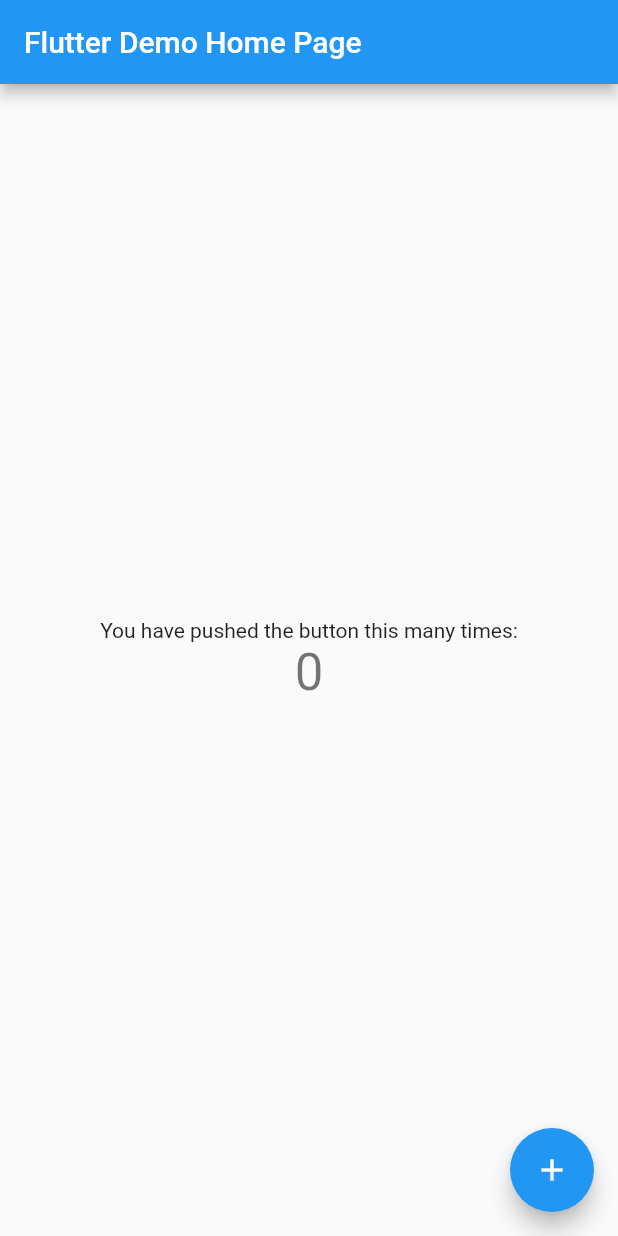
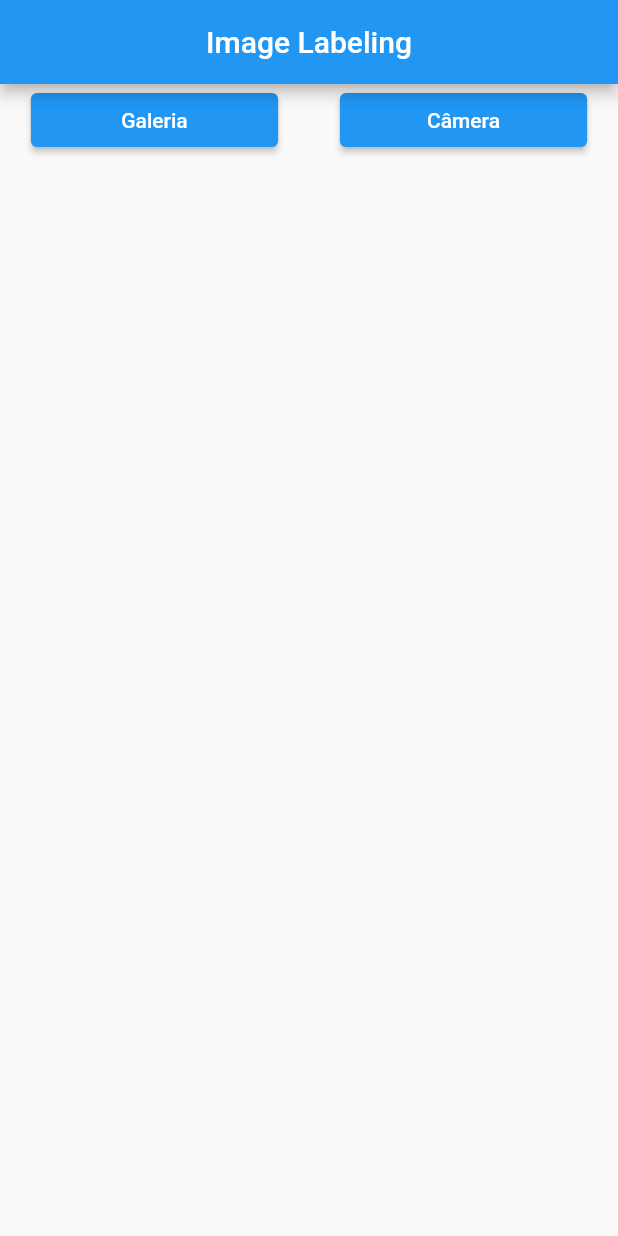
Before and after one commit to brunozupp/projeto_mlkit_trabalho_ia, a Flutter app: the screen it shows after launch, on a phone screen of 412 x 824 dp. Run offline on Flutter 3.47's test engine with Material 2 defaults, Android fonts, the phone set to English and light mode, and no system bars; our stand-ins replace image_picker; missing offline and left inert: google_ml_kit.

Commit message:
Image labeling

```diff
--- a/lib/main.dart
+++ b/lib/main.dart
@@ -1,4 +1,5 @@
 import 'package:flutter/material.dart';
+import 'package:projeto_mlkit/pages/example_image_labeling/example_image_labeling_page.dart';
 
 void main() {
   runApp(const MyApp());
@@ -13,103 +14,13 @@ class MyApp extends StatelessWidget {
     return MaterialApp(
       title: 'Flutter Demo',
       theme: ThemeData(
-        // This is the theme of your application.
-        //
-        // Try running your application with "flutter run". You'll see the
-        // application has a blue toolbar. Then, without quitting the app, try
-        // changing the primarySwatch below to Colors.green and then invoke
-        // "hot reload" (press "r" in the console where you ran "flutter run",
-        // or simply save your changes to "hot reload" in a Flutter IDE).
-        // Notice that the counter didn't reset back to zero; the application
-        // is not restarted.
         primarySwatch: Colors.blue,
       ),
-      home: const MyHomePage(title: 'Flutter Demo Home Page'),
+      debugShowCheckedModeBanner: false,
+      initialRoute: "/",
+      routes: {
+        "/": (context) => ExampleImageLabelingPage()
+      },
     );
   }
 }
-
-class MyHomePage extends StatefulWidget {
-  const MyHomePage({Key? key, required this.title}) : super(key: key);
-
-  // This widget is the home page of your application. It is stateful, meaning
-  // that it has a State object (defined below) that contains fields that affect
-  // how it looks.
-
-  // This class is the configuration for the state. It holds the values (in this
-  // case the title) provided by the parent (in this case the App widget) and
-  // used by the build method of the State. Fields in a Widget subclass are
-  // always marked "final".
-
-  final String title;
-
-  @override
-  State<MyHomePage> createState() => _MyHomePageState();
-}
-
-class _MyHomePageState extends State<MyHomePage> {
-  int _counter = 0;
-
-  void _incrementCounter() {
-    setState(() {
-      // This call to setState tells the Flutter framework that something has
-      // changed in this State, which causes it to rerun the build method below
-      // so that the display can reflect the updated values. If we changed
-      // _counter without calling setState(), then the build method would not be
-      // called again, and so nothing would appear to happen.
-      _counter++;
-    });
-  }
-
-  @override
-  Widget build(BuildContext context) {
-    // This method is rerun every time setState is called, for instance as done
-    // by the _incrementCounter method above.
-    //
-    // The Flutter framework has been optimized to make rerunning build methods
-    // fast, so that you can just rebuild anything that needs updating rather
-    // than having to individually change instances of widgets.
-    return Scaffold(
-      appBar: AppBar(
-        // Here we take the value from the MyHomePage object that was created by
-        // the App.build method, and use it to set our appbar title.
-        title: Text(widget.title),
-      ),
-      body: Center(
-        // Center is a layout widget. It takes a single child and positions it
-        // in the middle of the parent.
-        child: Column(
-          // Column is also a layout widget. It takes a list of children and
-          // arranges them vertically. By default, it sizes itself to fit its
-          // children horizontally, and tries to be as tall as its parent.
-          //
-          // Invoke "debug painting" (press "p" in the console, choose the
-          // "Toggle Debug Paint" action from the Flutter Inspector in Android
-          // Studio, or the "Toggle Debug Paint" command in Visual Studio Code)
-          // to see the wireframe for each widget.
-          //
-          // Column has various properties to control how it sizes itself and
-          // how it positions its children. Here we use mainAxisAlignment to
-          // center the children vertically; the main axis here is the vertical
-          // axis because Columns are vertical (the cross axis would be
-          // horizontal).
-          mainAxisAlignment: MainAxisAlignment.center,
-          children: <Widget>[
-            const Text(
-              'You have pushed the button this many times:',
-            ),
-            Text(
-              '$_counter',
-              style: Theme.of(context).textTheme.headline4,
-            ),
-          ],
-        ),
-      ),
-      floatingActionButton: FloatingActionButton(
-        onPressed: _incrementCounter,
-        tooltip: 'Increment',
-        child: const Icon(Icons.add),
-      ), // This trailing comma makes auto-formatting nicer for build methods.
-    );
-  }
-}
--- /dev/null
+++ b/lib/pages/example_image_labeling/example_image_labeling_page.dart
@@ -0,0 +1,127 @@
+import 'dart:io';
+
+import 'package:flutter/material.dart';
+import 'package:google_ml_kit/google_ml_kit.dart';
+import 'package:image_picker/image_picker.dart';
+import 'package:projeto_mlkit/widgets/button_widget.dart';
+
+class ExampleImageLabelingPage extends StatefulWidget {
+  const ExampleImageLabelingPage({ Key? key }) : super(key: key);
+
+  @override
+  State<ExampleImageLabelingPage> createState() => _ExampleImageLabelingPageState();
+}
+
+class _ExampleImageLabelingPageState extends State<ExampleImageLabelingPage> {
+
+  final ImagePicker _picker = ImagePicker();
+
+  File? file;
+  List<ImageLabel> labels = [];
+
+  getPhoto(ImageSource source) async {
+    var photo = await _picker.pickImage(source: source);
+
+    if(photo != null) {
+
+      setState(() {
+        file = File(photo.path);
+        labels.clear();
+      });
+    }
+  }
+
+  processImage() async {
+    if(file == null) return;
+
+    // Criando a instância da foto
+    final inputImage = InputImage.fromFilePath(file!.path);
+
+    // Criando a instância do serviço responsável por processar a imagem
+    final imageLabeler = GoogleMlKit.vision.imageLabeler();
+
+    try {
+      // Executando processo de análise da imagem
+      final List<ImageLabel> labels = await imageLabeler.processImage(inputImage);
+
+      setState(() {
+        this.labels.addAll(labels);
+      });
+
+      for (ImageLabel label in labels) {
+        final String text = label.label;
+        final int index = label.index;
+        final double confidence = label.confidence;
+
+        print("Label: $text | Index: $index | confidence: $confidence");
+      }
+    } catch(e) {
+      print(e);
+    }
+  }
+
+  @override
+  Widget build(BuildContext context) {
+
+    return Scaffold(
+      appBar: AppBar(
+        title: const Text("Image Labeling"),
+        centerTitle: true,
+      ),
+      body: SingleChildScrollView(
+        child: Column(
+          crossAxisAlignment: CrossAxisAlignment.center,
+          mainAxisAlignment: MainAxisAlignment.center,
+          children: [
+            Row(
+              mainAxisAlignment: MainAxisAlignment.spaceAround,
+              children: [
+
+                ButtonWidget(
+                  text: "Galeria",
+                  onPressed: () async => await getPhoto(ImageSource.gallery),
+                ),
+                ButtonWidget(
+                  text: "Câmera",
+                  onPressed: () async => await getPhoto(ImageSource.camera),
+                ),
+
+              ],
+            ),
+            if(file != null)
+              Container(
+                height: MediaQuery.of(context).size.height * 0.5,
+                width: MediaQuery.of(context).size.width * 0.5,
+                decoration: BoxDecoration(
+                  image: DecorationImage(
+                    image: FileImage(file!),
+                    fit: BoxFit.contain
+                  ),
+                ),
+              ),
+
+            if(file != null)
+              ButtonWidget(
+                  text: "Processar Imagem",
+                  onPressed: () async => await processImage(),
+                ),
+
+            if(labels.isNotEmpty)
+              ListView.separated(
+                shrinkWrap: true,
+                physics: const NeverScrollableScrollPhysics(),
+                itemCount: labels.length,
+                separatorBuilder: (_,__) => Divider(),
+                itemBuilder: (_,index) {
+                  return ListTile(
+                    title: Text(labels[index].label),
+                    subtitle: Text("Taxa de acerto: ${labels[index].confidence * 100}"),
+                  );
+                }
+              ),
+          ],
+        ),
+      )
+    );
+  }
+}
--- /dev/null
+++ b/lib/widgets/button_widget.dart
@@ -0,0 +1,27 @@
+
+import 'package:flutter/material.dart';
+
+class ButtonWidget extends StatelessWidget {
+
+  final String text;
+  final VoidCallback onPressed;
+
+  const ButtonWidget({
+    Key? key,
+    required this.text,
+    required this.onPressed
+  }) : super(key: key);
+
+  @override
+  Widget build(BuildContext context) {
+    return Container(
+      constraints: BoxConstraints(
+        minWidth: MediaQuery.of(context).size.width * 0.4
+      ),
+      child: ElevatedButton(
+        onPressed: onPressed,
+        child: Text(text)
+      ),
+    );
+  }
+}
```
